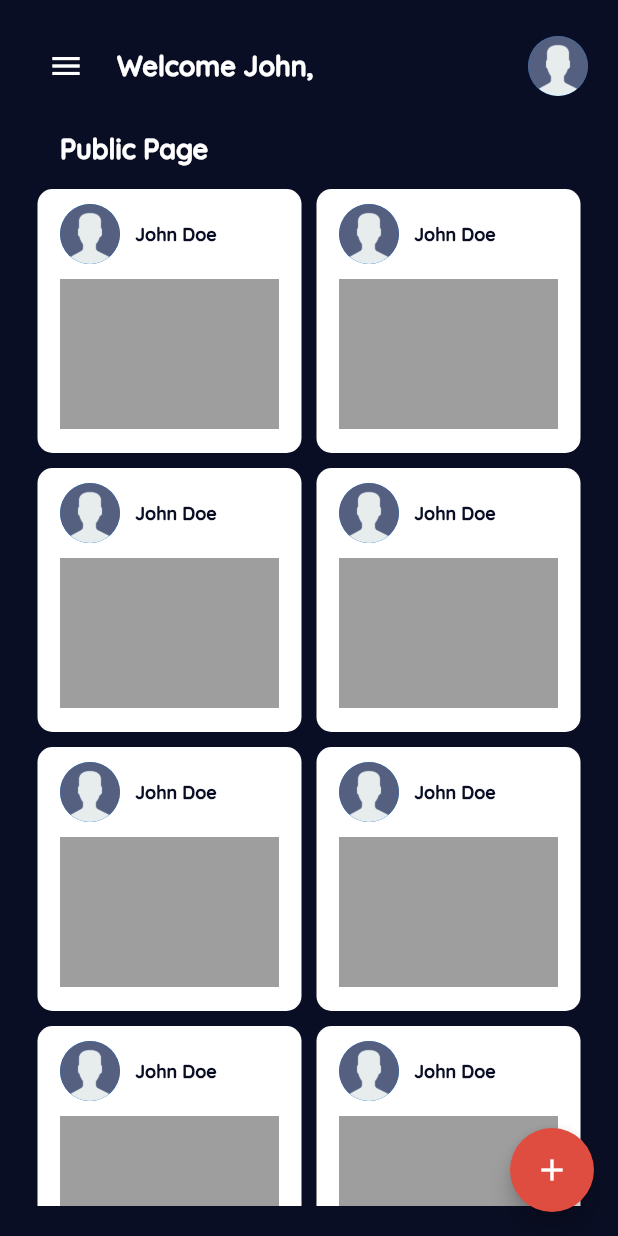
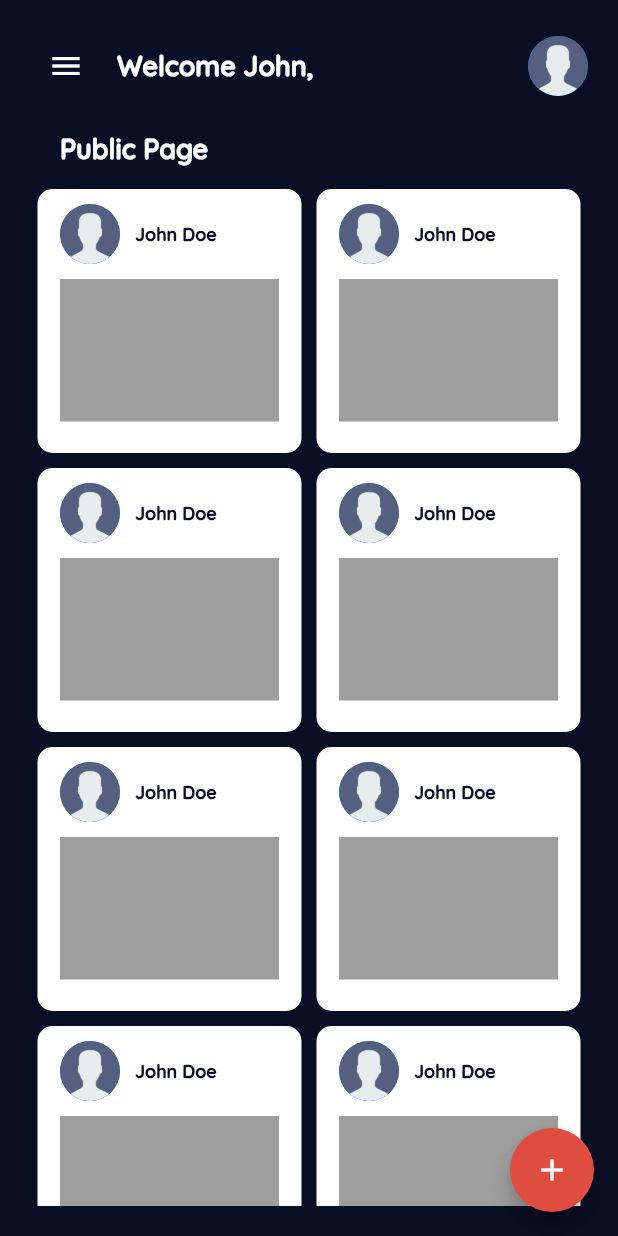
Before and after one commit to lansoyyy/fotoverse, a Flutter app: the HomeScreen screen opened directly, on a phone screen of 412 x 824 dp. Run offline on Flutter 3.47's test engine with Material 2 defaults, Android fonts, the phone set to English and light mode, and no system bars; our stand-ins replace fluttertoast.

Commit message:
fixed overflow

```diff
--- a/lib/screens/home_screen.dart
+++ b/lib/screens/home_screen.dart
@@ -131,7 +131,7 @@ class HomeScreen extends StatelessWidget {
                                     height: 10,
                                   ),
                                   Container(
-                                    height: 100,
+                                    height: 95,
                                     width: double.infinity,
                                     decoration: const BoxDecoration(
                                       color: Colors.grey,
```
